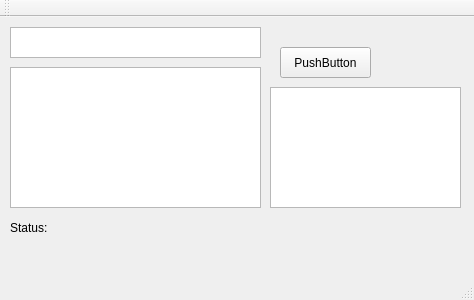
The window that mainwindow.ui (Icclear/OsuBot-3.0) describes before a commit, drawn with Qt 5.
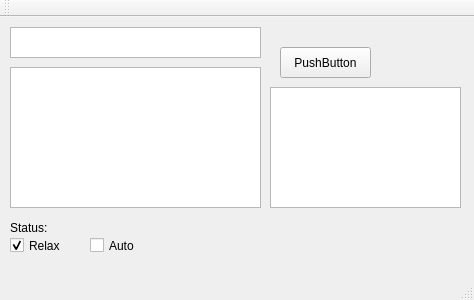
The same window after the commit.

Patch:
```diff
--- a/mainwindow.ui
+++ b/mainwindow.ui
@@ -73,6 +73,41 @@
      <string>Status: </string>
     </property>
    </widget>
+   <widget class="QCheckBox" name="RelaxEnabled">
+    <property name="enabled">
+     <bool>true</bool>
+    </property>
+    <property name="geometry">
+     <rect>
+      <x>10</x>
+      <y>220</y>
+      <width>70</width>
+      <height>17</height>
+     </rect>
+    </property>
+    <property name="text">
+     <string>Relax</string>
+    </property>
+    <property name="checked">
+     <bool>true</bool>
+    </property>
+   </widget>
+   <widget class="QCheckBox" name="AutoEnabled">
+    <property name="enabled">
+     <bool>true</bool>
+    </property>
+    <property name="geometry">
+     <rect>
+      <x>90</x>
+      <y>220</y>
+      <width>70</width>
+      <height>17</height>
+     </rect>
+    </property>
+    <property name="text">
+     <string>Auto</string>
+    </property>
+   </widget>
   </widget>
   <widget class="QMenuBar" name="menuBar">
    <property name="geometry">
```
